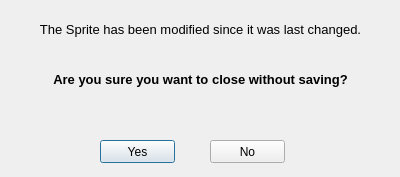
Qt form saveonclose.ui (nphelpsiv/SpriteEditor) before a commit.
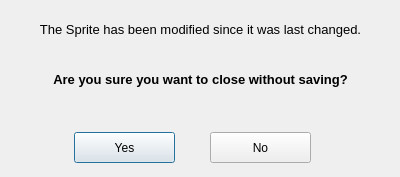
The same form after that commit. Icons and pictures are not drawn.

What changed in the file:
```diff
--- a/saveonclose.ui
+++ b/saveonclose.ui
@@ -13,6 +13,1218 @@
   <property name="windowTitle">
    <string>Dialog</string>
   </property>
+  <property name="styleSheet">
+   <string notr="true">/*
+ * The MIT License (MIT)
+ *
+ * Copyright (c) &lt;2013-2014&gt; &lt;Colin Duquesnoy&gt;
+ *
+ * Permission is hereby granted, free of charge, to any person obtaining a copy
+ * of this software and associated documentation files (the &quot;Software&quot;), to deal
+ * in the Software without restriction, including without limitation the rights
+ * to use, copy, modify, merge, publish, distribute, sublicense, and/or sell
+ * copies of the Software, and to permit persons to whom the Software is
+ * furnished to do so, subject to the following conditions:
+
+ * The above copyright notice and this permission notice shall be included in
+ * all copies or substantial portions of the Software.
+
+ * THE SOFTWARE IS PROVIDED &quot;AS IS&quot;, WITHOUT WARRANTY OF ANY KIND, EXPRESS OR
+ * IMPLIED, INCLUDING BUT NOT LIMITED TO THE WARRANTIES OF MERCHANTABILITY,
+ * FITNESS FOR A PARTICULAR PURPOSE AND NONINFRINGEMENT. IN NO EVENT SHALL THE
+ * AUTHORS OR COPYRIGHT HOLDERS BE LIABLE FOR ANY CLAIM, DAMAGES OR OTHER
+ * LIABILITY, WHETHER IN AN ACTION OF CONTRACT, TORT OR OTHERWISE, ARISING FROM,
+ * OUT OF OR IN CONNECTION WITH THE SOFTWARE OR THE USE OR OTHER DEALINGS IN
+ * THE SOFTWARE.
+ */
+QToolTip
+{
+    border: 1px solid #76797C;
+    background-color: rgb(90, 102, 117);;
+    color: white;
+    padding: 5px;
+    opacity: 200;
+}
+
+QWidget
+{
+    color: #eff0f1;
+    background-color: #31363b;
+    selection-background-color:#3daee9;
+    selection-color: #eff0f1;
+    background-clip: border;
+    border-image: none;
+    border: 0px transparent black;
+    outline: 0;
+}
+
+QWidget:item:hover
+{
+    background-color: #3daee9;
+    color: #eff0f1;
+}
+
+QWidget:item:selected
+{
+    background-color: #3daee9;
+}
+
+QCheckBox
+{
+    spacing: 5px;
+    outline: none;
+    color: #eff0f1;
+    margin-bottom: 2px;
+}
+
+QCheckBox:disabled
+{
+    color: #76797C;
+}
+
+QCheckBox::indicator,
+QGroupBox::indicator
+{
+    width: 18px;
+    height: 18px;
+}
+QGroupBox::indicator
+{
+    margin-left: 2px;
+}
+
+QCheckBox::indicator:unchecked
+{
+    image: url(:/qss_icons/rc/checkbox_unchecked.png);
+}
+
+QCheckBox::indicator:unchecked:hover,
+QCheckBox::indicator:unchecked:focus,
+QCheckBox::indicator:unchecked:pressed,
+QGroupBox::indicator:unchecked:hover,
+QGroupBox::indicator:unchecked:focus,
+QGroupBox::indicator:unchecked:pressed
+{
+  border: none;
+    image: url(:/qss_icons/rc/checkbox_unchecked_focus.png);
+}
+
+QCheckBox::indicator:checked
+{
+    image: url(:/qss_icons/rc/checkbox_checked.png);
+}
+
+QCheckBox::indicator:checked:hover,
+QCheckBox::indicator:checked:focus,
+QCheckBox::indicator:checked:pressed,
+QGroupBox::indicator:checked:hover,
+QGroupBox::indicator:checked:focus,
+QGroupBox::indicator:checked:pressed
+{
+  border: none;
+    image: url(:/qss_icons/rc/checkbox_checked_focus.png);
+}
+
+
+QCheckBox::indicator:indeterminate
+{
+    image: url(:/qss_icons/rc/checkbox_indeterminate.png);
+}
+
+QCheckBox::indicator:indeterminate:focus,
+QCheckBox::indicator:indeterminate:hover,
+QCheckBox::indicator:indeterminate:pressed
+{
+    image: url(:/qss_icons/rc/checkbox_indeterminate_focus.png);
+}
+
+QCheckBox::indicator:checked:disabled,
+QGroupBox::indicator:checked:disabled
+{
+    image: url(:/qss_icons/rc/checkbox_checked_disabled.png);
+}
+
+QCheckBox::indicator:unchecked:disabled,
+QGroupBox::indicator:unchecked:disabled
+{
+    image: url(:/qss_icons/rc/checkbox_unchecked_disabled.png);
+}
+
+QRadioButton
+{
+    spacing: 5px;
+    outline: none;
+    color: #eff0f1;
+    margin-bottom: 2px;
+}
+
+QRadioButton:disabled
+{
+    color: #76797C;
+}
+QRadioButton::indicator
+{
+    width: 21px;
+    height: 21px;
+}
+
+QRadioButton::indicator:unchecked
+{
+    image: url(:/qss_icons/rc/radio_unchecked.png);
+}
+
+
+QRadioButton::indicator:unchecked:hover,
+QRadioButton::indicator:unchecked:focus,
+QRadioButton::indicator:unchecked:pressed
+{
+    border: none;
+    outline: none;
+    image: url(:/qss_icons/rc/radio_unchecked_focus.png);
+}
+
+QRadioButton::indicator:checked
+{
+    border: none;
+    outline: none;
+    image: url(:/qss_icons/rc/radio_checked.png);
+}
+
+QRadioButton::indicator:checked:hover,
+QRadioButton::indicator:checked:focus,
+QRadioButton::indicator:checked:pressed
+{
+    border: none;
+    outline: none;
+    image: url(:/qss_icons/rc/radio_checked_focus.png);
+}
+
+QRadioButton::indicator:checked:disabled
+{
+    outline: none;
+    image: url(:/qss_icons/rc/radio_checked_disabled.png);
+}
+
+QRadioButton::indicator:unchecked:disabled
+{
+    image: url(:/qss_icons/rc/radio_unchecked_disabled.png);
+}
+
+
+QMenuBar
+{
+    background-color: #31363b;
+    color: #eff0f1;
+}
+
+QMenuBar::item
+{
+    background: transparent;
+}
+
+QMenuBar::item:selected
+{
+    background: transparent;
+    border: 1px solid #76797C;
+}
+
+QMenuBar::item:pressed
+{
+    border: 1px solid #76797C;
+    background-color: #3daee9;
+    color: #eff0f1;
+    margin-bottom:-1px;
+    padding-bottom:1px;
+}
+
+QMenu
+{
+    border: 1px solid #76797C;
+    color: #eff0f1;
+    margin: 2px;
+}
+
+QMenu::icon
+{
+    margin: 5px;
+}
+
+QMenu::item
+{
+    padding: 5px 30px 5px 30px;
+    margin-left: 5px;
+    border: 1px solid transparent; /* reserve space for selection border */
+}
+
+QMenu::item:selected
+{
+    color: #eff0f1;
+}
+
+QMenu::separator {
+    height: 2px;
+    background: lightblue;
+    margin-left: 10px;
+    margin-right: 5px;
+}
+
+QMenu::indicator {
+    width: 18px;
+    height: 18px;
+}
+
+/* non-exclusive indicator = check box style indicator
+   (see QActionGroup::setExclusive) */
+QMenu::indicator:non-exclusive:unchecked {
+    image: url(:/qss_icons/rc/checkbox_unchecked.png);
+}
+
+QMenu::indicator:non-exclusive:unchecked:selected {
+    image: url(:/qss_icons/rc/checkbox_unchecked_disabled.png);
+}
+
+QMenu::indicator:non-exclusive:checked {
+    image: url(:/qss_icons/rc/checkbox_checked.png);
+}
+
+QMenu::indicator:non-exclusive:checked:selected {
+    image: url(:/qss_icons/rc/checkbox_checked_disabled.png);
+}
+
+/* exclusive indicator = radio button style indicator (see QActionGroup::setExclusive) */
+QMenu::indicator:exclusive:unchecked {
+    image: url(:/qss_icons/rc/radio_unchecked.png);
+}
+
+QMenu::indicator:exclusive:unchecked:selected {
+    image: url(:/qss_icons/rc/radio_unchecked_disabled.png);
+}
+
+QMenu::indicator:exclusive:checked {
+    image: url(:/qss_icons/rc/radio_checked.png);
+}
+
+QMenu::indicator:exclusive:checked:selected {
+    image: url(:/qss_icons/rc/radio_checked_disabled.png);
+}
+
+QMenu::right-arrow {
+    margin: 5px;
+    image: url(:/qss_icons/rc/right_arrow.png)
+}
+
+
+QWidget:disabled
+{
+    color: #454545;
+    background-color: #31363b;
+}
+
+QAbstractItemView
+{
+    alternate-background-color: #31363b;
+    color: #eff0f1;
+    border: 1px solid 3A3939;
+    border-radius: 2px;
+}
+
+QWidget:focus, QMenuBar:focus
+{
+    border: 1px solid #3daee9;
+}
+
+QTabWidget:focus, QCheckBox:focus, QRadioButton:focus, QSlider:focus
+{
+    border: none;
+}
+
+QLineEdit
+{
+    background-color: #232629;
+    padding: 5px;
+    border-style: solid;
+    border: 1px solid #76797C;
+    border-radius: 2px;
+    color: #eff0f1;
+}
+
+QGroupBox {
+    border:1px solid #76797C;
+    border-radius: 2px;
+    margin-top: 20px;
+}
+
+QGroupBox::title {
+    subcontrol-origin: margin;
+    subcontrol-position: top center;
+    padding-left: 10px;
+    padding-right: 10px;
+    padding-top: 10px;
+}
+
+QAbstractScrollArea
+{
+    border-radius: 2px;
+    border: 1px solid #76797C;
+    background-color: transparent;
+}
+
+QScrollBar:horizontal
+{
+    height: 15px;
+    margin: 3px 15px 3px 15px;
+    border: 1px transparent #2A2929;
+    border-radius: 4px;
+    background-color: #2A2929;
+}
+
+QScrollBar::handle:horizontal
+{
+    background-color: #605F5F;
+    min-width: 5px;
+    border-radius: 4px;
+}
+
+QScrollBar::add-line:horizontal
+{
+    margin: 0px 3px 0px 3px;
+    border-image: url(:/qss_icons/rc/right_arrow_disabled.png);
+    width: 10px;
+    height: 10px;
+    subcontrol-position: right;
+    subcontrol-origin: margin;
+}
+
+QScrollBar::sub-line:horizontal
+{
+    margin: 0px 3px 0px 3px;
+    border-image: url(:/qss_icons/rc/left_arrow_disabled.png);
+    height: 10px;
+    width: 10px;
+    subcontrol-position: left;
+    subcontrol-origin: margin;
+}
+
+QScrollBar::add-line:horizontal:hover,QScrollBar::add-line:horizontal:on
+{
+    border-image: url(:/qss_icons/rc/right_arrow.png);
+    height: 10px;
+    width: 10px;
+    subcontrol-position: right;
+    subcontrol-origin: margin;
+}
+
+
+QScrollBar::sub-line:horizontal:hover, QScrollBar::sub-line:horizontal:on
+{
+    border-image: url(:/qss_icons/rc/left_arrow.png);
+    height: 10px;
+    width: 10px;
+    subcontrol-position: left;
+    subcontrol-origin: margin;
+}
+
+QScrollBar::up-arrow:horizontal, QScrollBar::down-arrow:horizontal
+{
+    background: none;
+}
+
+
+QScrollBar::add-page:horizontal, QScrollBar::sub-page:horizontal
+{
+    background: none;
+}
+
+QScrollBar:vertical
+{
+    background-color: #2A2929;
+    width: 15px;
+    margin: 15px 3px 15px 3px;
+    border: 1px transparent #2A2929;
+    border-radius: 4px;
+}
+
+QScrollBar::handle:vertical
+{
+    background-color: #605F5F;
+    min-height: 5px;
+    border-radius: 4px;
+}
+
+QScrollBar::sub-line:vertical
+{
+    margin: 3px 0px 3px 0px;
+    border-image: url(:/qss_icons/rc/up_arrow_disabled.png);
+    height: 10px;
+    width: 10px;
+    subcontrol-position: top;
+    subcontrol-origin: margin;
+}
+
+QScrollBar::add-line:vertical
+{
+    margin: 3px 0px 3px 0px;
+    border-image: url(:/qss_icons/rc/down_arrow_disabled.png);
+    height: 10px;
+    width: 10px;
+    subcontrol-position: bottom;
+    subcontrol-origin: margin;
+}
+
+QScrollBar::sub-line:vertical:hover,QScrollBar::sub-line:vertical:on
+{
+
+    border-image: url(:/qss_icons/rc/up_arrow.png);
+    height: 10px;
+    width: 10px;
+    subcontrol-position: top;
+    subcontrol-origin: margin;
+}
+
+
+QScrollBar::add-line:vertical:hover, QScrollBar::add-line:vertical:on
+{
+    border-image: url(:/qss_icons/rc/down_arrow.png);
+    height: 10px;
+    width: 10px;
+    subcontrol-position: bottom;
+    subcontrol-origin: margin;
+}
+
+QScrollBar::up-arrow:vertical, QScrollBar::down-arrow:vertical
+{
+    background: none;
+}
+
+
+QScrollBar::add-page:vertical, QScrollBar::sub-page:vertical
+{
+    background: none;
+}
+
+QTextEdit
+{
+    background-color: #232629;
+    color: #eff0f1;
+    border: 1px solid #76797C;
+}
+
+QPlainTextEdit
+{
+    background-color: #232629;;
+    color: #eff0f1;
+    border-radius: 2px;
+    border: 1px solid #76797C;
+}
+
+QHeaderView::section
+{
+    background-color: #76797C;
+    color: #eff0f1;
+    padding: 5px;
+    border: 1px solid #76797C;
+}
+
+QSizeGrip {
+    image: url(:/qss_icons/rc/sizegrip.png);
+    width: 12px;
+    height: 12px;
+}
+
+
+QMainWindow::separator
+{
+    background-color: #31363b;
+    color: white;
+    padding-left: 4px;
+    spacing: 2px;
+    border: 1px dashed #76797C;
+}
+
+QMainWindow::separator:hover
+{
+
+    background-color: #787876;
+    color: white;
+    padding-left: 4px;
+    border: 1px solid #76797C;
+    spacing: 2px;
+}
+
+
+QMenu::separator
+{
+    height: 1px;
+    background-color: #76797C;
+    color: white;
+    padding-left: 4px;
+    margin-left: 10px;
+    margin-right: 5px;
+}
+
+
+QFrame
+{
+    border-radius: 2px;
+    border: 1px solid #76797C;
+}
+
+QFrame[frameShape=&quot;0&quot;]
+{
+    border-radius: 2px;
+    border: 1px transparent #76797C;
+}
+
+QStackedWidget
+{
+    border: 1px transparent black;
+}
+
+QToolBar {
+    border: 1px transparent #393838;
+    background: 1px solid #31363b;
+    font-weight: bold;
+}
+
+QToolBar::handle:horizontal {
+    image: url(:/qss_icons/rc/Hmovetoolbar.png);
+}
+QToolBar::handle:vertical {
+    image: url(:/qss_icons/rc/Vmovetoolbar.png);
+}
+QToolBar::separator:horizontal {
+    image: url(:/qss_icons/rc/Hsepartoolbar.png);
+}
+QToolBar::separator:vertical {
+    image: url(:/qss_icons/rc/Vsepartoolbars.png);
+}
+
+QPushButton
+{
+    color: #eff0f1;
+    background-color: #31363b;
+    border-width: 1px;
+    border-color: #76797C;
+    border-style: solid;
+    padding: 5px;
+    border-radius: 2px;
+    outline: none;
+}
+
+QPushButton:disabled
+{
+    background-color: #31363b;
+    border-width: 1px;
+    border-color: #454545;
+    border-style: solid;
+    padding-top: 5px;
+    padding-bottom: 5px;
+    padding-left: 10px;
+    padding-right: 10px;
+    border-radius: 2px;
+    color: #454545;
+}
+
+QPushButton:focus {
+    background-color: #3daee9;
+    color: white;
+}
+
+QPushButton:pressed
+{
+    background-color: #3daee9;
+    padding-top: -15px;
+    padding-bottom: -17px;
+}
+
+QComboBox
+{
+    selection-background-color: #3daee9;
+    border-style: solid;
+    border: 1px solid #76797C;
+    border-radius: 2px;
+    padding: 5px;
+    min-width: 75px;
+}
+
+QPushButton:checked{
+    background-color: #76797C;
+    border-color: #6A6969;
+}
+
+QComboBox:hover,QPushButton:hover,QAbstractSpinBox:hover,QLineEdit:hover,QTextEdit:hover,QPlainTextEdit:hover,QAbstractView:hover,QTreeView:hover
+{
+    border: 1px solid #3daee9;
+    color: #eff0f1;
+}
+
+QComboBox:on
+{
+    padding-top: 3px;
+    padding-left: 4px;
+    selection-background-color: #4a4a4a;
+}
+
+QComboBox QAbstractItemView
+{
+    background-color: #232629;
+    border-radius: 2px;
+    border: 1px solid #76797C;
+    selection-background-color: #3daee9;
+}
+
+QComboBox::drop-down
+{
+    subcontrol-origin: padding;
+    subcontrol-position: top right;
+    width: 15px;
+
+    border-left-width: 0px;
+    border-left-color: darkgray;
+    border-left-style: solid;
+    border-top-right-radius: 3px;
+    border-bottom-right-radius: 3px;
+}
+
+QComboBox::down-arrow
+{
+    image: url(:/qss_icons/rc/down_arrow_disabled.png);
+}
+
+QComboBox::down-arrow:on, QComboBox::down-arrow:hover,
+QComboBox::down-arrow:focus
+{
+    image: url(:/qss_icons/rc/down_arrow.png);
+}
+
+QAbstractSpinBox {
+    padding: 5px;
+    border: 1px solid #76797C;
+    background-color: #232629;
+    color: #eff0f1;
+    border-radius: 2px;
+    min-width: 75px;
+}
+
+QAbstractSpinBox:up-button
+{
+    background-color: transparent;
+    subcontrol-origin: border;
+    subcontrol-position: center right;
+}
+
+QAbstractSpinBox:down-button
+{
+    background-color: transparent;
+    subcontrol-origin: border;
+    subcontrol-position: center left;
+}
+
+QAbstractSpinBox::up-arrow,QAbstractSpinBox::up-arrow:disabled,QAbstractSpinBox::up-arrow:off {
+    image: url(:/qss_icons/rc/up_arrow_disabled.png);
+    width: 10px;
+    height: 10px;
+}
+QAbstractSpinBox::up-arrow:hover
+{
+    image: url(:/qss_icons/rc/up_arrow.png);
+}
+
+
+QAbstractSpinBox::down-arrow,QAbstractSpinBox::down-arrow:disabled,QAbstractSpinBox::down-arrow:off
+{
+    image: url(:/qss_icons/rc/down_arrow_disabled.png);
+    width: 10px;
+    height: 10px;
+}
+QAbstractSpinBox::down-arrow:hover
+{
+    image: url(:/qss_icons/rc/down_arrow.png);
+}
+
+
+QLabel
+{
+    border: 0px solid black;
+}
+
+QTabWidget{
+    border: 0px transparent black;
+}
+
+QTabWidget::pane {
+    border: 1px solid #76797C;
+    padding: 5px;
+    margin: 1px;
+}
+
+QTabBar
+{
+    qproperty-drawBase: 0;
+    left: 5px; /* move to the right by 5px */
+    border-radius: 3px;
+}
+
+QTabBar:focus
+{
+    border: 0px transparent black;
+}
+
+QTabBar::close-button  {
+    image: url(:/qss_icons/rc/close.png);
+    background: transparent;
+}
+
+QTabBar::close-button:hover
+{
+    image: url(:/qss_icons/rc/close-hover.png);
+    background: transparent;
+}
+
+QTabBar::close-button:pressed {
+    image: url(:/qss_icons/rc/close-pressed.png);
+    background: transparent;
+}
+
+/* TOP TABS */
+QTabBar::tab:top {
+    color: #eff0f1;
+    border: 1px solid #76797C;
+    border-bottom: 1px transparent black;
+    background-color: #31363b;
+    padding: 5px;
+    min-width: 50px;
+    border-top-left-radius: 2px;
+    border-top-right-radius: 2px;
+}
+
+QTabBar::tab:top:!selected
+{
+    color: #eff0f1;
+    background-color: #54575B;
+    border: 1px solid #76797C;
+    border-bottom: 1px transparent black;
+    border-top-left-radius: 2px;
+    border-top-right-radius: 2px;    
+}
+
+QTabBar::tab:top:!selected:hover {
+    background-color: #3daee9;
+}
+
+/* BOTTOM TABS */
+QTabBar::tab:bottom {
+    color: #eff0f1;
+    border: 1px solid #76797C;
+    border-top: 1px transparent black;
+    background-color: #31363b;
+    padding: 5px;
+    border-bottom-left-radius: 2px;
+    border-bottom-right-radius: 2px;
+    min-width: 50px;
+}
+
+QTabBar::tab:bottom:!selected
+{
+    color: #eff0f1;
+    background-color: #54575B;
+    border: 1px solid #76797C;
+    border-top: 1px transparent black;
+    border-bottom-left-radius: 2px;
+    border-bottom-right-radius: 2px;
+}
+
+QTabBar::tab:bottom:!selected:hover {
+    background-color: #3daee9;
+}
+
+/* LEFT TABS */
+QTabBar::tab:left {
+    color: #eff0f1;
+    border: 1px solid #76797C;
+    border-left: 1px transparent black;
+    background-color: #31363b;
+    padding: 5px;
+    border-top-right-radius: 2px;
+    border-bottom-right-radius: 2px;
+    min-height: 50px;
+}
+
+QTabBar::tab:left:!selected
+{
+    color: #eff0f1;
+    background-color: #54575B;
+    border: 1px solid #76797C;
+    border-left: 1px transparent black;
+    border-top-right-radius: 2px;
+    border-bottom-right-radius: 2px;
+}
+
+QTabBar::tab:left:!selected:hover {
+    background-color: #3daee9;
+}
+
+
+/* RIGHT TABS */
+QTabBar::tab:right {
+    color: #eff0f1;
+    border: 1px solid #76797C;
+    border-right: 1px transparent black;
+    background-color: #31363b;
+    padding: 5px;
+    border-top-left-radius: 2px;
+    border-bottom-left-radius: 2px;
+    min-height: 50px;
+}
+
+QTabBar::tab:right:!selected
+{
+    color: #eff0f1;
+    background-color: #54575B;
+    border: 1px solid #76797C;
+    border-right: 1px transparent black;
+    border-top-left-radius: 2px;
+    border-bottom-left-radius: 2px;
+}
+
+QTabBar::tab:right:!selected:hover {
+    background-color: #3daee9;
+}
+
+QTabBar QToolButton::right-arrow:enabled {
+     image: url(:/qss_icons/rc/right_arrow.png);
+ }
+
+ QTabBar QToolButton::left-arrow:enabled {
+     image: url(:/qss_icons/rc/left_arrow.png);
+ }
+
+QTabBar QToolButton::right-arrow:disabled {
+     image: url(:/qss_icons/rc/right_arrow_disabled.png);
+ }
+
+ QTabBar QToolButton::left-arrow:disabled {
+     image: url(:/qss_icons/rc/left_arrow_disabled.png);
+ }
+
+
+QDockWidget {
+    background: #31363b;
+    border: 1px solid #403F3F;
+    titlebar-close-icon: url(:/qss_icons/rc/close.png);
+    titlebar-normal-icon: url(:/qss_icons/rc/undock.png);
+}
+
+QDockWidget::close-button, QDockWidget::float-button {
+    border: 1px solid transparent;
+    border-radius: 2px;
+    background: transparent;
+}
+
+QDockWidget::close-button:hover, QDockWidget::float-button:hover {
+    background: rgba(255, 255, 255, 10);
+}
+
+QDockWidget::close-button:pressed, QDockWidget::float-button:pressed {
+    padding: 1px -1px -1px 1px;
+    background: rgba(255, 255, 255, 10);
+}
+
+QTreeView, QListView
+{
+    border: 1px solid #76797C;
+    background-color: #232629;
+}
+
+QTreeView:branch:selected, QTreeView:branch:hover
+{
+    background: url(:/qss_icons/rc/transparent.png);
+}
+
+QTreeView::branch:has-siblings:!adjoins-item {
+    border-image: url(:/qss_icons/rc/transparent.png);
+}
+
+QTreeView::branch:has-siblings:adjoins-item {
+    border-image: url(:/qss_icons/rc/transparent.png);
+}
+
+QTreeView::branch:!has-children:!has-siblings:adjoins-item {
+    border-image: url(:/qss_icons/rc/transparent.png);
+}
+
+QTreeView::branch:has-children:!has-siblings:closed,
+QTreeView::branch:closed:has-children:has-siblings {
+    image: url(:/qss_icons/rc/branch_closed.png);
+}
+
+QTreeView::branch:open:has-children:!has-siblings,
+QTreeView::branch:open:has-children:has-siblings  {
+    image: url(:/qss_icons/rc/branch_open.png);
+}
+
+QTreeView::branch:has-children:!has-siblings:closed:hover,
+QTreeView::branch:closed:has-children:has-siblings:hover {
+    image: url(:/qss_icons/rc/branch_closed-on.png);
+    }
+
+QTreeView::branch:open:has-children:!has-siblings:hover,
+QTreeView::branch:open:has-children:has-siblings:hover  {
+    image: url(:/qss_icons/rc/branch_open-on.png);
+    }
+
+QListView::item:!selected:hover, QListView::item:!selected:hover, QTreeView::item:!selected:hover  {
+    background: rgba(0, 0, 0, 0);
+    outline: 0;
+    color: #eff0f1
+}
+
+QListView::item:selected:hover, QListView::item:selected:hover, QTreeView::item:selected:hover  {
+    background: #3daee9;
+    color: #eff0f1;
+}
+
+QSlider::groove:horizontal {
+    border: 1px solid #565a5e;
+    height: 4px;
+    background: #565a5e;
+    margin: 0px;
+    border-radius: 2px;
+}
+
+QSlider::handle:horizontal {
+    background: #232629;
+    border: 1px solid #565a5e;
+    width: 16px;
+    height: 16px;
+    margin: -8px 0;
+    border-radius: 9px;
+}
+
+QSlider::groove:vertical {
+    border: 1px solid #565a5e;
+    width: 4px;
+    background: #565a5e;
+    margin: 0px;
+    border-radius: 3px;
+}
+
+QSlider::handle:vertical {
+    background: #232629;
+    border: 1px solid #565a5e;
+    width: 16px;
+    height: 16px;
+    margin: 0 -8px;
+    border-radius: 9px;
+}
+
+QToolButton {
+    background-color: transparent;
+    border: 1px transparent #76797C;
+    border-radius: 2px;
+    margin: 3px;
+    padding: 5px;
+}
+
+QToolButton[popupMode=&quot;1&quot;] { /* only for MenuButtonPopup */
+ padding-right: 20px; /* make way for the popup button */
+ border: 1px #76797C;
+ border-radius: 5px;
+}
+
+QToolButton[popupMode=&quot;2&quot;] { /* only for InstantPopup */
+ padding-right: 10px; /* make way for the popup button */
+ border: 1px #76797C;
+}
+
+
+QToolButton:hover, QToolButton::menu-button:hover {
+    background-color: transparent;
+    border: 1px solid #3daee9;
+    padding: 5px;
+}
+
+QToolButton:checked, QToolButton:pressed,
+        QToolButton::menu-button:pressed {
+    background-color: #3daee9;
+    border: 1px solid #3daee9;
+    padding: 5px;
+}
+
+/* the subcontrol below is used only in the InstantPopup or DelayedPopup mode */
+QToolButton::menu-indicator {
+    image: url(:/qss_icons/rc/down_arrow.png);
+    top: -7px; left: -2px; /* shift it a bit */
+}
+
+/* the subcontrols below are used only in the MenuButtonPopup mode */
+QToolButton::menu-button {
+    border: 1px transparent #76797C;
+    border-top-right-radius: 6px;
+    border-bottom-right-radius: 6px;
+    /* 16px width + 4px for border = 20px allocated above */
+    width: 16px;
+    outline: none;
+}
+
+QToolButton::menu-arrow {
+    image: url(:/qss_icons/rc/down_arrow.png);
+}
+
+QToolButton::menu-arrow:open {
+    border: 1px solid #76797C;
+}
+
+QPushButton::menu-indicator  {
+    subcontrol-origin: padding;
+    subcontrol-position: bottom right;
+    left: 8px;
+}
+
+QTableView
+{
+    border: 1px solid #76797C;
+    gridline-color: #31363b;
+    background-color: #232629;
+}
+
+
+QTableView, QHeaderView
+{
+    border-radius: 0px;
+}
+
+QTableView::item:pressed, QListView::item:pressed, QTreeView::item:pressed  {
+    background: #3daee9;
+    color: #eff0f1;
+}
+
+QTableView::item:selected:active, QTreeView::item:selected:active, QListView::item:selected:active  {
+    background: #3daee9;
+    color: #eff0f1;
+}
+
+
+QHeaderView
+{
+    background-color: #31363b;
+    border: 1px transparent;
+    border-radius: 0px;
+    margin: 0px;
+    padding: 0px;
+
+}
+
+QHeaderView::section  {
+    background-color: #31363b;
+    color: #eff0f1;
+    padding: 5px;
+    border: 1px solid #76797C;
+    border-radius: 0px;
+    text-align: center;
+}
+
+QHeaderView::section::vertical::first, QHeaderView::section::vertical::only-one
+{
+    border-top: 1px solid #76797C;
+}
+
+QHeaderView::section::vertical
+{
+    border-top: transparent;
+}
+
+QHeaderView::section::horizontal::first, QHeaderView::section::horizontal::only-one
+{
+    border-left: 1px solid #76797C;
+}
+
+QHeaderView::section::horizontal
+{
+    border-left: transparent;
+}
+
+
+QHeaderView::section:checked
+ {
+    color: white;
+    background-color: #334e5e;
+ }
+
+ /* style the sort indicator */
+QHeaderView::down-arrow {
+    image: url(:/qss_icons/rc/down_arrow.png);
+}
+
+QHeaderView::up-arrow {
+    image: url(:/qss_icons/rc/up_arrow.png);
+}
+
+
+QTableCornerButton::section {
+    background-color: #31363b;
+    border: 1px transparent #76797C;
+    border-radius: 0px;
+}
+
+QToolBox  {
+    padding: 5px;
+    border: 1px transparent black;
+}
+
+QToolBox::tab {
+    color: #eff0f1;
+    background-color: #31363b;
+    border: 1px solid #76797C;
+    border-bottom: 1px transparent #31363b;
+    border-top-left-radius: 5px;
+    border-top-right-radius: 5px;
+}
+
+QToolBox::tab:selected { /* italicize selected tabs */
+    font: italic;
+    background-color: #31363b;
+    border-color: #3daee9;
+ }
+
+QStatusBar::item {
+    border: 0px transparent dark;
+ }
+
+
+QFrame[height=&quot;3&quot;], QFrame[width=&quot;3&quot;] {
+    background-color: #76797C;
+}
+
+
+QSplitter::handle {
+    border: 1px dashed #76797C;
+}
+
+QSplitter::handle:hover {
+    background-color: #787876;
+    border: 1px solid #76797C;
+}
+
+QSplitter::handle:horizontal {
+    width: 1px;
+}
+
+QSplitter::handle:vertical {
+    height: 1px;
+}
+
+QProgressBar {
+    border: 1px solid #76797C;
+    border-radius: 5px;
+    text-align: center;
+}
+
+QProgressBar::chunk {
+    background-color: #05B8CC;
+}
+</string>
+  </property>
   <widget class="QLabel" name="label">
    <property name="geometry">
     <rect>
@@ -66,10 +1278,10 @@
   <widget class="QPushButton" name="SaveCloseYES">
    <property name="geometry">
     <rect>
-     <x>100</x>
-     <y>140</y>
-     <width>75</width>
-     <height>23</height>
+     <x>74</x>
+     <y>132</y>
+     <width>101</width>
+     <height>31</height>
     </rect>
    </property>
    <property name="text">
@@ -80,9 +1292,9 @@
    <property name="geometry">
     <rect>
      <x>210</x>
-     <y>140</y>
-     <width>75</width>
-     <height>23</height>
+     <y>132</y>
+     <width>101</width>
+     <height>31</height>
     </rect>
    </property>
    <property name="text">
```
